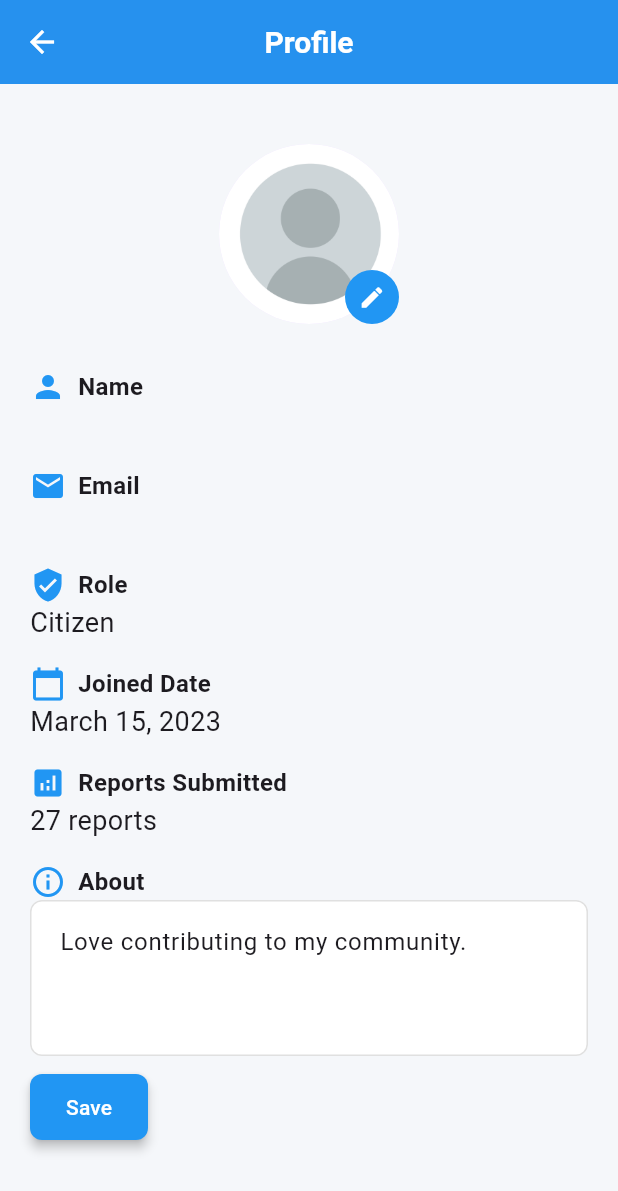
After one commit to Senadheera-eng/civic_link, a Flutter app: the ProfileScreen screen opened by its route, on a phone screen of 412 x 824 dp. The commit adds this screen. Shown: the top 1191 px of the screen. Run offline on Flutter 3.47's test engine with Material 3 defaults, Android fonts, the phone set to English and light mode, and no system bars; our stand-ins replace cached_network_image, cloud_firestore, firebase_auth, firebase_core, firebase_storage, geolocator and 4 more; accounts and stored records are empty.

Commit message:
created user profile

```diff
--- a/lib/main.dart
+++ b/lib/main.dart
@@ -9,6 +9,7 @@ import 'screens/register_screen.dart';
 import 'screens/home_screen.dart';
 import 'screens/admin_dashboard.dart';
 import 'screens/notification_screen.dart';
+import 'screens/profile_screen.dart';
 import 'services/auth_service.dart';
 import 'theme/simple_theme.dart';
 import 'package:firebase_auth/firebase_auth.dart' show User;
@@ -30,6 +31,10 @@ void main() async {
     MultiProvider(
       providers: [
         ChangeNotifierProvider(create: (_) => NotificationProvider()),
+        StreamProvider<UserModel?>.value(
+          value: AuthService().user,
+          initialData: null,
+        ),
       ],
       child: MyApp(),
     ),
@@ -50,6 +55,7 @@ class MyApp extends StatelessWidget {
         '/home': (context) => HomeScreen(),
         '/admin': (context) => AdminDashboard(),
         '/notifications': (context) => NotificationScreen(),
+        '/profile': (context) => ProfileScreen(),
       },
     );
   }
--- /dev/null
+++ b/lib/screens/profile_screen.dart
@@ -0,0 +1,256 @@
+import 'package:flutter/material.dart';
+import 'package:image_picker/image_picker.dart';
+import 'dart:io';
+import 'package:firebase_auth/firebase_auth.dart';
+
+class ProfileScreen extends StatefulWidget {
+  const ProfileScreen({Key? key}) : super(key: key);
+
+  @override
+  State<ProfileScreen> createState() => _ProfileScreenState();
+}
+
+class _ProfileScreenState extends State<ProfileScreen> {
+  File? _image;
+  final ImagePicker _picker = ImagePicker();
+  final User? user = FirebaseAuth.instance.currentUser;
+
+  final String role = 'Citizen';
+  final String joinedDate = 'March 15, 2023';
+  final int reportsSubmitted = 27;
+  final String about = 'Love contributing to my community.';
+
+  Future<void> _pickImage(ImageSource source) async {
+    final XFile? pickedImage = await _picker.pickImage(source: source);
+    if (pickedImage != null) {
+      setState(() {
+        _image = File(pickedImage.path);
+      });
+    }
+  }
+
+  void _showEditOptions() {
+    showModalBottomSheet(
+      context: context,
+      builder: (BuildContext context) {
+        return SafeArea(
+          child: Wrap(
+            children: <Widget>[
+              ListTile(
+                leading: const Icon(Icons.camera_alt),
+                title: const Text('Take a photo'),
+                onTap: () {
+                  Navigator.pop(context);
+                  _pickImage(ImageSource.camera);
+                },
+              ),
+              ListTile(
+                leading: const Icon(Icons.photo_library),
+                title: const Text('Choose from gallery'),
+                onTap: () {
+                  Navigator.pop(context);
+                  _pickImage(ImageSource.gallery);
+                },
+              ),
+              ListTile(
+                leading: const Icon(Icons.delete),
+                title: const Text('Remove photo'),
+                onTap: () {
+                  Navigator.pop(context);
+                  setState(() {
+                    _image = null;
+                  });
+                },
+              ),
+            ],
+          ),
+        );
+      },
+    );
+  }
+
+  @override
+  Widget build(BuildContext context) {
+    final String userName = user?.displayName ?? 'No name';
+    final String email = user?.email ?? 'No email';
+
+    return Scaffold(
+      appBar: AppBar(
+        leading: IconButton(
+          icon: const Icon(Icons.arrow_back),
+          onPressed: () => Navigator.pop(context),
+        ),
+        title: const Text('Profile'),
+        centerTitle: true,
+      ),
+      body: SingleChildScrollView(
+        padding: const EdgeInsets.all(20.0),
+        child: Column(
+          children: [
+            const SizedBox(height: 20),
+            Center(
+              child: Stack(
+                children: [
+                  CircleAvatar(
+                    radius: 60,
+                    backgroundImage:
+                        _image != null
+                            ? FileImage(_image!)
+                            : const AssetImage('assets/images/user.jpg')
+                                as ImageProvider,
+                  ),
+                  Positioned(
+                    bottom: 0,
+                    right: 0,
+                    child: InkWell(
+                      onTap: _showEditOptions,
+                      child: const CircleAvatar(
+                        radius: 18,
+                        backgroundColor: Colors.blue,
+                        child: Icon(Icons.edit, size: 18, color: Colors.white),
+                      ),
+                    ),
+                  ),
+                ],
+              ),
+            ),
+            const SizedBox(height: 30),
+            Align(
+              alignment: Alignment.centerLeft,
+              child: Column(
+                crossAxisAlignment: CrossAxisAlignment.start,
+                children: [
+                  Row(
+                    children: const [
+                      Icon(Icons.person, color: Colors.blue),
+                      SizedBox(width: 8),
+                      Text(
+                        "Name",
+                        style: TextStyle(
+                          fontSize: 16,
+                          fontWeight: FontWeight.bold,
+                        ),
+                      ),
+                    ],
+                  ),
+                  Text(userName, style: const TextStyle(fontSize: 18)),
+
+                  const SizedBox(height: 16),
+
+                  Row(
+                    children: const [
+                      Icon(Icons.email, color: Colors.blue),
+                      SizedBox(width: 8),
+                      Text(
+                        "Email",
+                        style: TextStyle(
+                          fontSize: 16,
+                          fontWeight: FontWeight.bold,
+                        ),
+                      ),
+                    ],
+                  ),
+                  Text(email, style: const TextStyle(fontSize: 18)),
+
+                  const SizedBox(height: 16),
+
+                  Row(
+                    children: const [
+                      Icon(Icons.verified_user, color: Colors.blue),
+                      SizedBox(width: 8),
+                      Text(
+                        "Role",
+                        style: TextStyle(
+                          fontSize: 16,
+                          fontWeight: FontWeight.bold,
+                        ),
+                      ),
+                    ],
+                  ),
+                  Text(role, style: const TextStyle(fontSize: 18)),
+
+                  const SizedBox(height: 16),
+
+                  Row(
+                    children: const [
+                      Icon(Icons.calendar_today, color: Colors.blue),
+                      SizedBox(width: 8),
+                      Text(
+                        "Joined Date",
+                        style: TextStyle(
+                          fontSize: 16,
+                          fontWeight: FontWeight.bold,
+                        ),
+                      ),
+                    ],
+                  ),
+                  Text(joinedDate, style: const TextStyle(fontSize: 18)),
+
+                  const SizedBox(height: 16),
+
+                  Row(
+                    children: const [
+                      Icon(Icons.analytics, color: Colors.blue),
+                      SizedBox(width: 8),
+                      Text(
+                        "Reports Submitted",
+                        style: TextStyle(
+                          fontSize: 16,
+                          fontWeight: FontWeight.bold,
+                        ),
+                      ),
+                    ],
+                  ),
+                  Text(
+                    '$reportsSubmitted reports',
+                    style: const TextStyle(fontSize: 18),
+                  ),
+
+                  const SizedBox(height: 16),
+
+                  Row(
+                    children: const [
+                      Icon(Icons.info_outline, color: Colors.blue),
+                      SizedBox(width: 8),
+                      Text(
+                        "About",
+                        style: TextStyle(
+                          fontSize: 16,
+                          fontWeight: FontWeight.bold,
+                        ),
+                      ),
+                    ],
+                  ),
+                  Column(
+                    crossAxisAlignment: CrossAxisAlignment.start,
+                    children: [
+                      TextField(
+                        controller: TextEditingController(text: about),
+                        maxLines: 3,
+                        decoration: const InputDecoration(
+                          border: OutlineInputBorder(),
+                          hintText: 'Write something about yourself...',
+                        ),
+                      ),
+                      const SizedBox(height: 10),
+                      ElevatedButton(
+                        onPressed: () {
+                          ScaffoldMessenger.of(context).showSnackBar(
+                            const SnackBar(
+                              content: Text('About section saved!'),
+                            ),
+                          );
+                        },
+                        child: const Text('Save'),
+                      ),
+                    ],
+                  ),
+                ],
+              ),
+            ),
+          ],
+        ),
+      ),
+    );
+  }
+}
```
Also changed, not shown: lib/screens/home_screen.dart (+9 -0 lines), lib/services/auth_service.dart (+20 -0 lines), pubspec.yaml (+2 -7 lines), assets/images/user.jpg (added).
